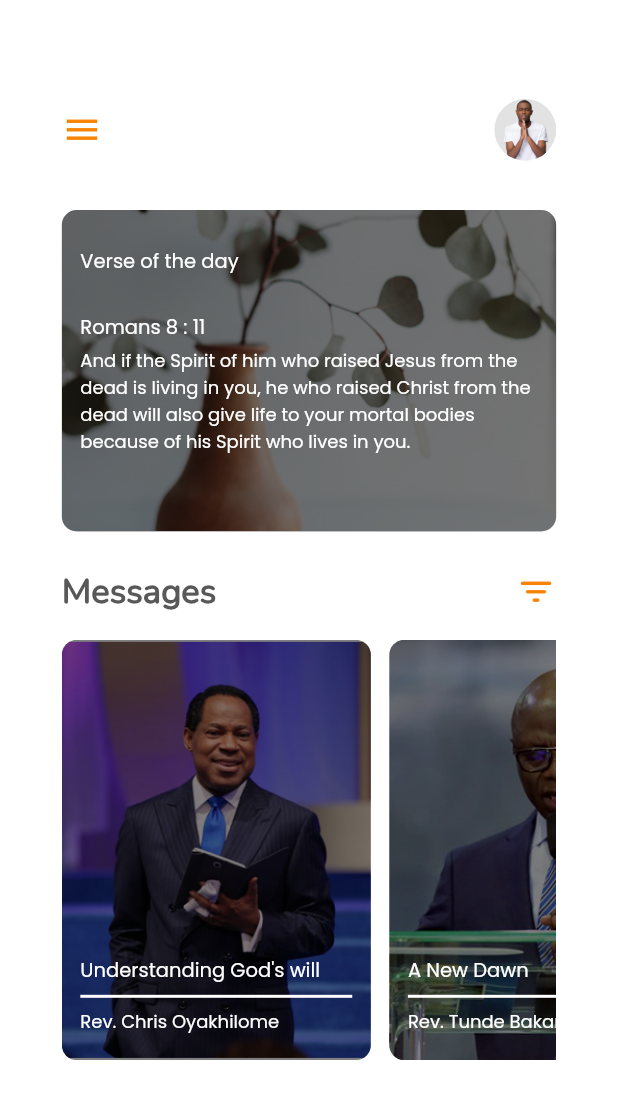
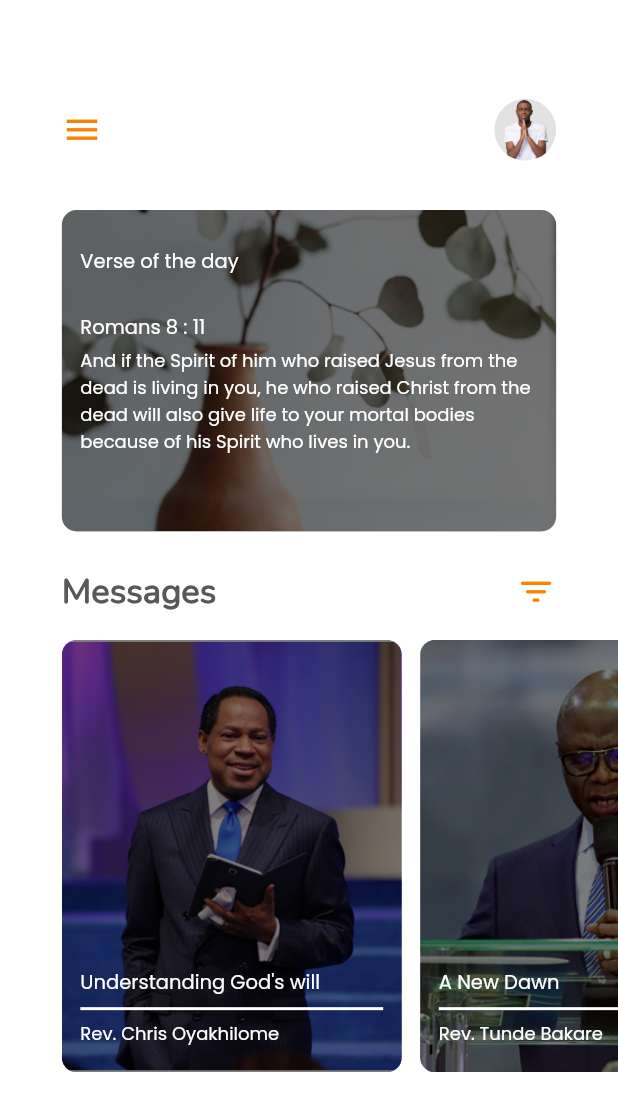
Before and after one commit to Aphosishiro/Church-App-Prototype, a Flutter app: the Home screen opened directly, on a phone screen of 412 x 824 dp. Shown: the top 1111 px of the screen. Run offline on Flutter 3.47's test engine with Material 2 defaults, Android fonts, the phone set to English and light mode, and no system bars.

Commit message:
awaiting feedback

```diff
--- a/lib/screens/home/home.dart
+++ b/lib/screens/home/home.dart
@@ -94,8 +94,8 @@ class Home extends StatelessWidget {
 
     buildMessageCards(String image, String title, String preacher) {
       return Container(
-        height: size.height * 0.34,
-        width: size.width * 0.5,
+        height: size.height * 0.35,
+        width: size.width * 0.55,
         decoration: BoxDecoration(
           borderRadius: BorderRadius.circular(10),
           image: DecorationImage(
@@ -140,15 +140,15 @@ class Home extends StatelessWidget {
 
     return Scaffold(
       backgroundColor: Colors.white,
-      body: Padding(
+      body: Column(
+        children: [
+          Padding(
             padding: EdgeInsets.fromLTRB(
               size.width * 0.1,
               size.height * 0.08,
               size.width * 0.1,
               0,
             ),
-        child: SingleChildScrollView(
-          scrollDirection: Axis.vertical,
             child: Column(
               children: [
                 buildHeader(),
@@ -163,6 +163,18 @@ class Home extends StatelessWidget {
                 SizedBox(
                   height: size.height * 0.02,
                 ),
+              ],
+            ),
+          ),
+          Padding(
+            padding: EdgeInsets.fromLTRB(
+              size.width * 0.1,
+              0,
+              0,
+              0,
+            ),
+            child: Column(
+              children: [
                 SingleChildScrollView(
                   scrollDirection: Axis.horizontal,
                   child: Row(
@@ -188,12 +200,16 @@ class Home extends StatelessWidget {
                         "Faith and Works",
                         "Rev. Enoch Adeboye",
                       ),
+                      SizedBox(
+                        width: size.width * 0.1,
+                      ),
                     ],
                   ),
                 )
               ],
             ),
           ),
+        ],
       ),
     );
   }
```
Lines whose indentation alone changed are shown as unchanged.
